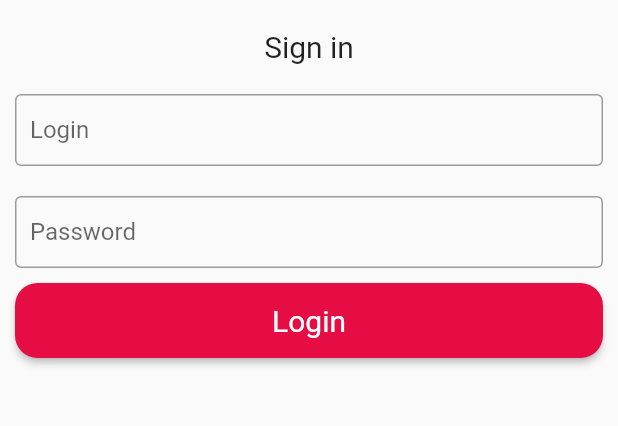
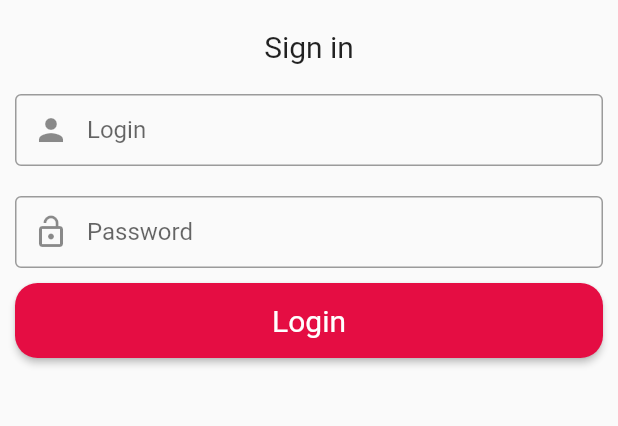
Before and after one commit to Maxxx873/demo-fullstack-production, a Flutter app: the screen it shows after launch, on a phone screen of 412 x 824 dp, the part 413-839 px from its top. Run offline on Flutter 3.47's test engine with Material 2 defaults, Android fonts, the phone set to English and light mode, and no system bars; missing offline and left inert: openapi_generator_annotations.

Commit message:
added simple login validation on client

```diff
--- a/flutter-production-client/lib/server_page.dart
+++ b/flutter-production-client/lib/server_page.dart
@@ -106,7 +106,8 @@ class _MyAppState extends State<ServerApp> {
         List<Widget> children;
         if (snapshot.hasData && snapshot.data?.EXITCODE == 0) {
           children = <Widget>[
-            Padding(
+            Container(
+              constraints: BoxConstraints(minWidth: 100, maxWidth: 1500),
               padding: const EdgeInsets.only(top: 16),
               child: Card(
                 elevation: 4.0,
--- a/flutter-production-client/lib/user_page.dart
+++ b/flutter-production-client/lib/user_page.dart
@@ -48,6 +48,7 @@ class _MyAppState extends State<UserApp> {
   final TextEditingController _controllerPassword = TextEditingController();
 
   Future<RESULT?>? _futureData;
+  final _formKey = GlobalKey<FormState>();
 
   @override
   Widget build(BuildContext context) {
@@ -70,9 +71,11 @@ class _MyAppState extends State<UserApp> {
     );
   }
 
-  Column buildColumn() {
-    return Column(
-      mainAxisAlignment: MainAxisAlignment.start,
+  Form buildColumn() {
+    return Form(
+      key: _formKey,
+      child: Column(
+        mainAxisAlignment: MainAxisAlignment.center,
         children: <Widget>[
           Padding(
             padding: const EdgeInsets.all(10),
@@ -105,30 +108,48 @@ class _MyAppState extends State<UserApp> {
                 'Sign in',
                 style: TextStyle(fontSize: 20),
               )),
-        Padding(
+          Container(
+            constraints: BoxConstraints(minWidth: 100, maxWidth: 800),
+            alignment: Alignment.centerRight,
             padding: const EdgeInsets.all(10),
             child: TextFormField(
               controller: _controllerLogin,
               decoration: const InputDecoration(
+                  prefixIcon: Icon(Icons.person),
                   contentPadding: EdgeInsets.all(10.0),
                   border: OutlineInputBorder(),
                   hintText: 'Enter your login',
                   labelText: 'Login'),
+              validator: (value) {
+                if (value == null || value.isEmpty) {
+                  return 'Please enter your login';
+                }
+                return null;
+              },
             ),
           ),
-        Padding(
+          Container(
+            constraints: BoxConstraints(minWidth: 100, maxWidth: 800),
             padding: const EdgeInsets.all(10),
             child: TextFormField(
               obscureText: true,
               controller: _controllerPassword,
               decoration: const InputDecoration(
+                  prefixIcon: Icon(Icons.lock_open),
                   contentPadding: EdgeInsets.all(10.0),
                   border: OutlineInputBorder(),
                   hintText: 'Enter your password',
                   labelText: 'Password'),
+              validator: (value) {
+                if (value == null || value.isEmpty) {
+                  return 'Please enter wour password';
+                }
+                return null;
+              },
             ),
           ),
           Container(
+              constraints: BoxConstraints(minWidth: 100, maxWidth: 800),
               height: 50,
               padding: const EdgeInsets.fromLTRB(10, 0, 10, 0),
               child: SizedBox(
@@ -136,7 +157,8 @@ class _MyAppState extends State<UserApp> {
                 height: 55,
                 child: ElevatedButton(
                   style: ButtonStyle(
-                  backgroundColor: MaterialStateProperty.all(Color(0xFFE50D43)),
+                    backgroundColor:
+                        MaterialStateProperty.all(Color(0xFFE50D43)),
                     shape: MaterialStateProperty.all(
                       RoundedRectangleBorder(
                         borderRadius: BorderRadius.circular(15),
@@ -144,10 +166,12 @@ class _MyAppState extends State<UserApp> {
                     ),
                   ),
                   onPressed: () {
+                    if (_formKey.currentState!.validate()) {
                       setState(() {
                         _futureData = createData(
                             _controllerLogin.text, _controllerPassword.text);
                       });
+                    }
                   },
                   child: const Text(
                       style: TextStyle(
@@ -158,6 +182,7 @@ class _MyAppState extends State<UserApp> {
                 ),
               )),
         ],
+      ),
     );
   }
 
```
Also changed, not shown: 6 other files. Lines whose indentation alone changed are shown as unchanged.
